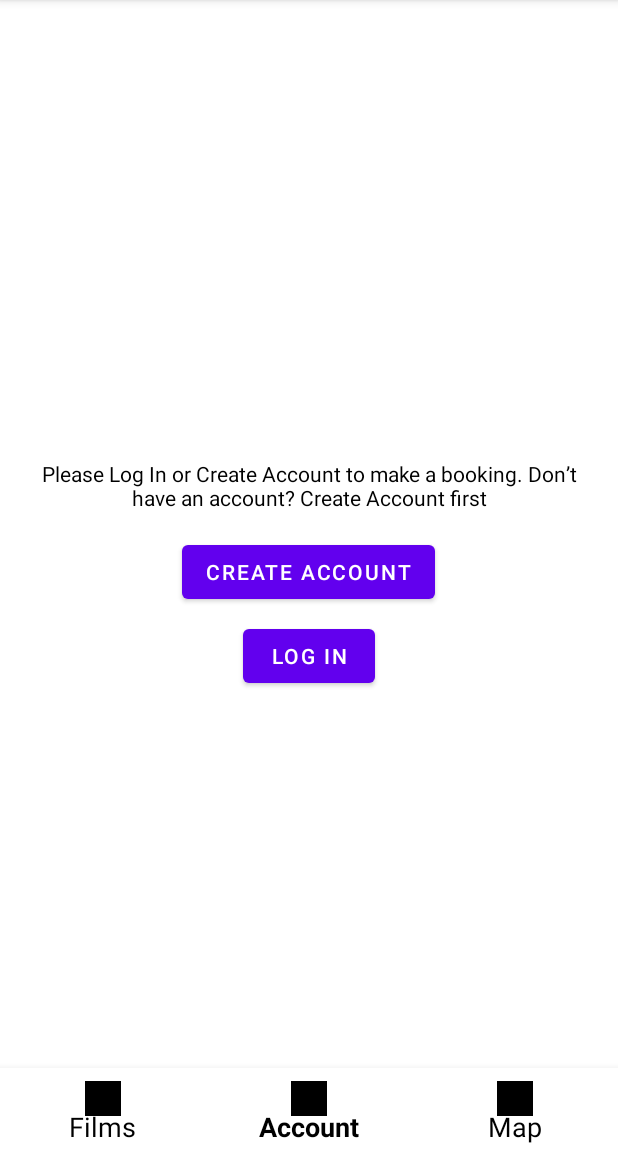
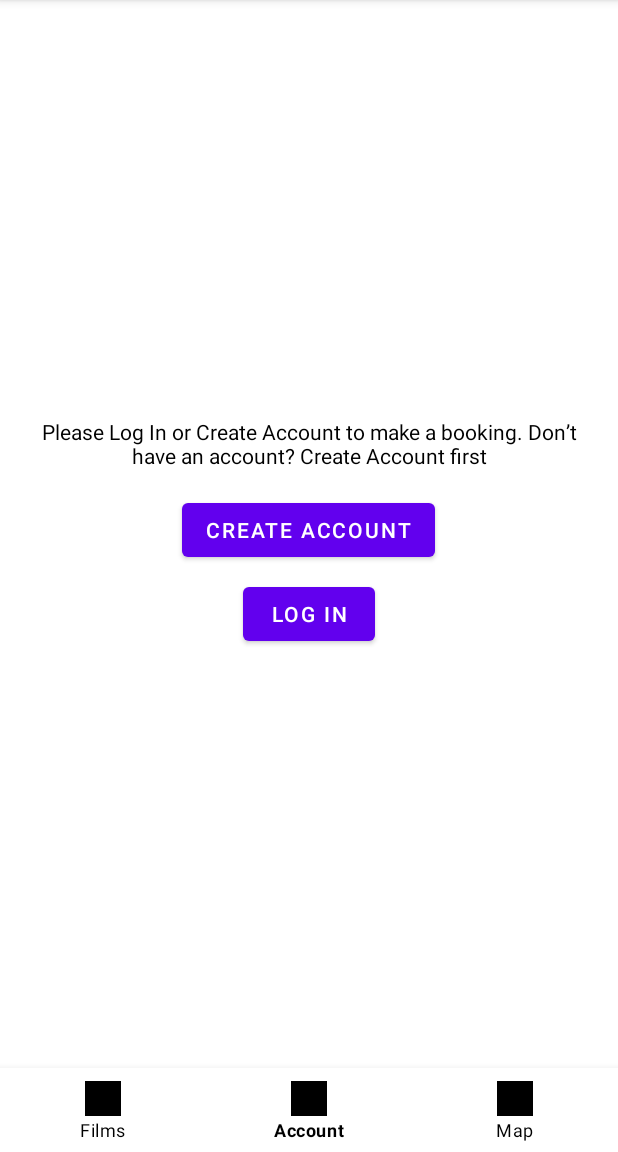
Before and after one commit to Jambo4231/CinemaAppAssignment, an Android app: the fragment MapFragment placed in its activity, item 2 of the bottom bar chosen, on a phone screen of 412 x 824 dp, the part 84-1236 px from its top. Run offline under Robolectric (Android 15) with nearby library versions, the phone set to English and light mode, and no system bars.

Commit message:
Revert "map working"
This reverts commit fa7ab160ddeb882c7640f34d7869e79f3e8266c4.

```diff
--- a/app/build.gradle.kts
+++ b/app/build.gradle.kts
@@ -49,7 +49,6 @@ dependencies {
     implementation("androidx.lifecycle:lifecycle-viewmodel-ktx:2.6.1")
     implementation("androidx.navigation:navigation-fragment-ktx:2.6.0")
     implementation("androidx.navigation:navigation-ui-ktx:2.6.0")
-    implementation("com.google.android.gms:play-services-maps:18.0.2")
     testImplementation("junit:junit:4.13.2")
     androidTestImplementation("androidx.test.ext:junit:1.1.5")
     androidTestImplementation("androidx.test.espresso:espresso-core:3.5.1")
--- a/app/src/main/AndroidManifest.xml
+++ b/app/src/main/AndroidManifest.xml
@@ -14,7 +14,6 @@
         android:theme="@style/Theme.CinemaApp"
         tools:targetApi="31">
 
-
         <activity
             android:name=".SplashActivity"
             android:theme="@style/SplashTheme"
@@ -29,8 +28,5 @@
             android:name=".MainActivity"
             android:theme="@style/Theme.CinemaApp"
             android:exported="true" />
-        <meta-data
-            android:name="com.google.android.geo.API_KEY"
-            android:value="AIzaSyAFIA1bzrf8wlB26xIbkx96J5LRQ0uwHcM"/>
     </application>
 </manifest>
--- a/app/src/main/java/com/example/cinemaapp/MapFragment.kt
+++ b/app/src/main/java/com/example/cinemaapp/MapFragment.kt
@@ -1,27 +1,8 @@
 package com.example.cinemaapp
 
 import android.os.Bundle
-import android.view.View
 import androidx.fragment.app.Fragment
-import com.google.android.gms.maps.CameraUpdateFactory
-import com.google.android.gms.maps.GoogleMap
-import com.google.android.gms.maps.OnMapReadyCallback
-import com.google.android.gms.maps.SupportMapFragment
-import com.google.android.gms.maps.model.LatLng
-import com.google.android.gms.maps.model.MarkerOptions
 
-class MapFragment : Fragment(R.layout.fragment_map), OnMapReadyCallback {
-
-    override fun onViewCreated(view: View, savedInstanceState: Bundle?) {
-        super.onViewCreated(view, savedInstanceState)
-        val mapFragment = childFragmentManager.findFragmentById(R.id.map) as SupportMapFragment
-        mapFragment.getMapAsync(this)
-    }
-
-    override fun onMapReady(googleMap: GoogleMap) {
-        // Add a marker in a default location and move the camera
-        val sydney = LatLng(-34.0, 151.0)
-        googleMap.addMarker(MarkerOptions().position(sydney).title("Marker in Sydney"))
-        googleMap.moveCamera(CameraUpdateFactory.newLatLng(sydney))
-    }
+class MapFragment : Fragment(R.layout.fragment_map) {
+    // Implement map functionality here
 }
--- a/app/src/main/res/layout/activity_main.xml
+++ b/app/src/main/res/layout/activity_main.xml
@@ -6,13 +6,11 @@
     android:layout_height="match_parent"
     tools:context=".MainActivity">
 
-    <androidx.fragment.app.FragmentContainerView
+    <FrameLayout
         android:id="@+id/nav_host_fragment"
-        android:name="androidx.navigation.fragment.NavHostFragment"
         android:layout_width="match_parent"
         android:layout_height="match_parent"
-        app:navGraph="@navigation/nav_graph"
-        app:defaultNavHost="true" />
+        android:layout_above="@id/bottom_navigation" />
 
     <com.google.android.material.bottomnavigation.BottomNavigationView
         android:id="@+id/bottom_navigation"
@@ -20,11 +18,8 @@
         android:layout_height="wrap_content"
         android:layout_alignParentBottom="true"
         app:menu="@menu/bottom_nav_menu"
-        app:itemIconTint="@color/bottom_nav_item_color"
-        app:itemTextColor="@color/bottom_nav_item_color"
-        app:backgroundTint="@color/bottom_nav_color"
-        app:itemTextAppearanceActive="@style/BottomNavigationViewTextActive"
-        app:itemTextAppearanceInactive="@style/BottomNavigationViewTextInactive"
-        app:itemIconSize="24dp"
-        app:labelVisibilityMode="labeled" />
+        app:itemIconTint="@color/black"
+        app:labelVisibilityMode="labeled"
+        app:itemTextColor="@color/black" />
+
 </RelativeLayout>
```
Also changed, not shown: app/src/main/res/layout/fragment_map.xml (+14 -4 lines).
